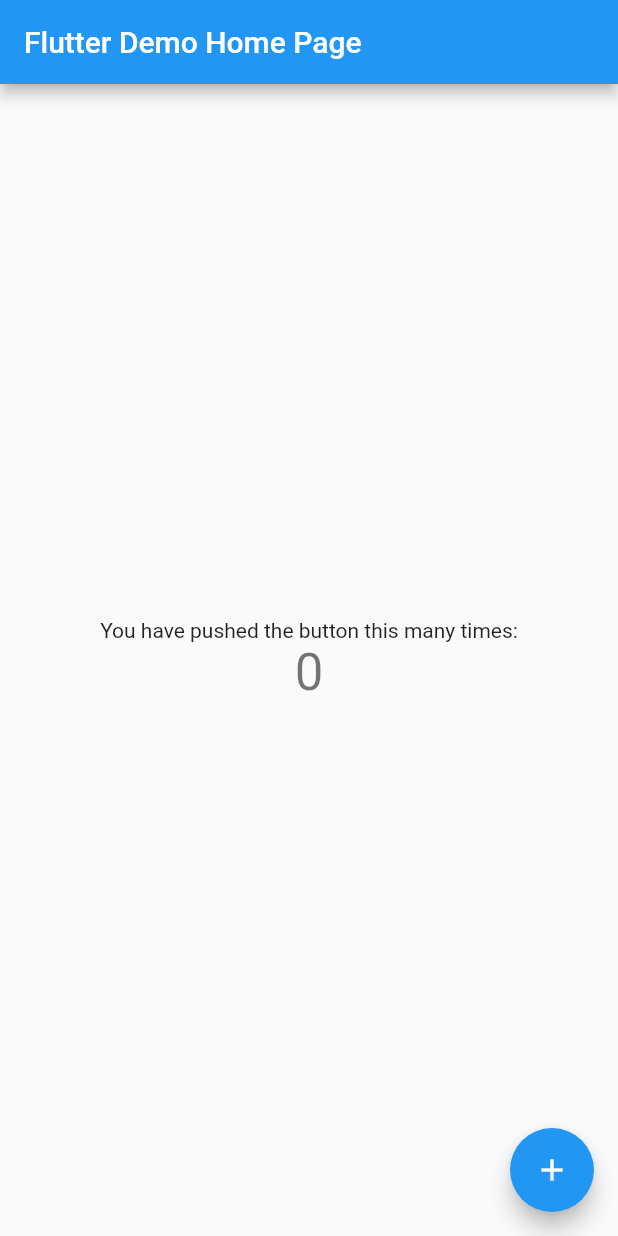
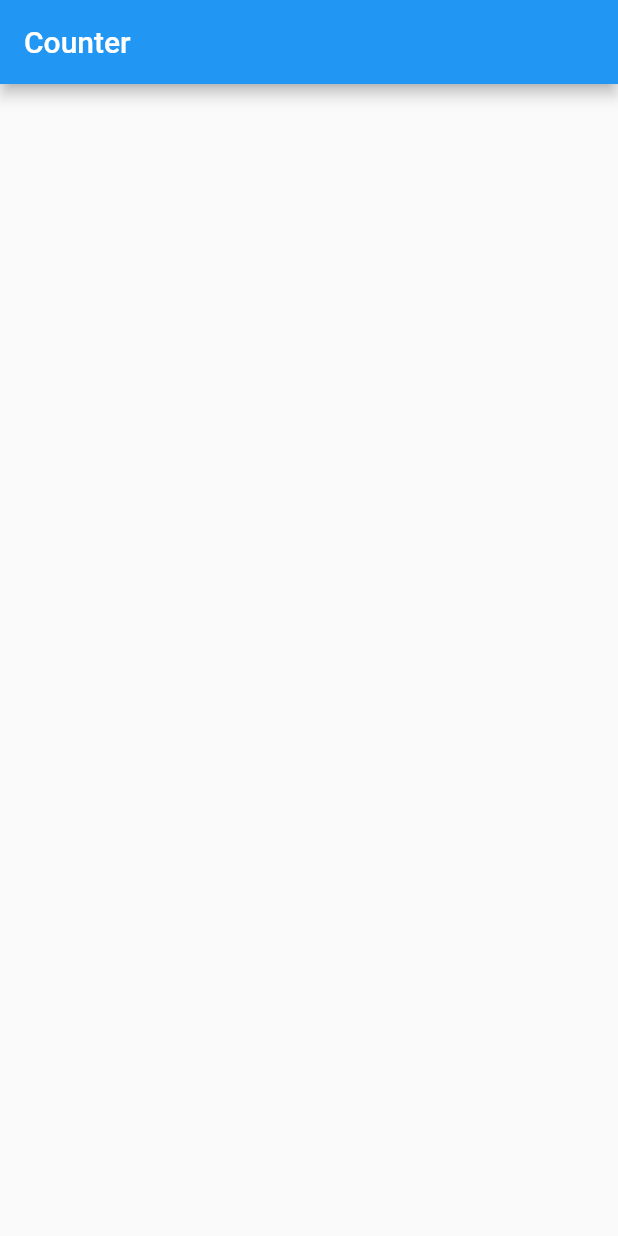
Before and after one commit to IceVanilla/FlutterCase, a Flutter app: the screen it shows after launch, on a phone screen of 412 x 824 dp. Run offline on Flutter 3.47's test engine with Material 2 defaults, Android fonts, the phone set to English and light mode, and no system bars.

Commit message:
counter: initial
初始化空白页面

```diff
--- a/counter/lib/main.dart
+++ b/counter/lib/main.dart
@@ -1,115 +1,29 @@
 import 'package:flutter/material.dart';
 
-void main() {
-  runApp(const MyApp());
-}
+void main() => runApp(MyApp());
 
 class MyApp extends StatelessWidget {
-  const MyApp({Key? key}) : super(key: key);
-
-  // This widget is the root of your application.
   @override
   Widget build(BuildContext context) {
     return MaterialApp(
-      title: 'Flutter Demo',
-      theme: ThemeData(
-        // This is the theme of your application.
-        //
-        // Try running your application with "flutter run". You'll see the
-        // application has a blue toolbar. Then, without quitting the app, try
-        // changing the primarySwatch below to Colors.green and then invoke
-        // "hot reload" (press "r" in the console where you ran "flutter run",
-        // or simply save your changes to "hot reload" in a Flutter IDE).
-        // Notice that the counter didn't reset back to zero; the application
-        // is not restarted.
-        primarySwatch: Colors.blue,
-      ),
-      home: const MyHomePage(title: 'Flutter Demo Home Page'),
+      title: 'Welcome to Flutter',
+      home: CounterPage(),
     );
   }
 }
 
-class MyHomePage extends StatefulWidget {
-  const MyHomePage({Key? key, required this.title}) : super(key: key);
-
-  // This widget is the home page of your application. It is stateful, meaning
-  // that it has a State object (defined below) that contains fields that affect
-  // how it looks.
-
-  // This class is the configuration for the state. It holds the values (in this
-  // case the title) provided by the parent (in this case the App widget) and
-  // used by the build method of the State. Fields in a Widget subclass are
-  // always marked "final".
-
-  final String title;
-
+class CounterPage extends StatefulWidget {
   @override
-  State<MyHomePage> createState() => _MyHomePageState();
+  State<StatefulWidget> createState() => CounterState();
 }
 
-class _MyHomePageState extends State<MyHomePage> {
-  int _counter = 0;
-
-  void _incrementCounter() {
-    setState(() {
-      // This call to setState tells the Flutter framework that something has
-      // changed in this State, which causes it to rerun the build method below
-      // so that the display can reflect the updated values. If we changed
-      // _counter without calling setState(), then the build method would not be
-      // called again, and so nothing would appear to happen.
-      _counter++;
-    });
-  }
-
+class CounterState extends State<CounterPage> {
   @override
   Widget build(BuildContext context) {
-    // This method is rerun every time setState is called, for instance as done
-    // by the _incrementCounter method above.
-    //
-    // The Flutter framework has been optimized to make rerunning build methods
-    // fast, so that you can just rebuild anything that needs updating rather
-    // than having to individually change instances of widgets.
     return Scaffold(
       appBar: AppBar(
-        // Here we take the value from the MyHomePage object that was created by
-        // the App.build method, and use it to set our appbar title.
-        title: Text(widget.title),
+        title: Text("Counter"),
       ),
-      body: Center(
-        // Center is a layout widget. It takes a single child and positions it
-        // in the middle of the parent.
-        child: Column(
-          // Column is also a layout widget. It takes a list of children and
-          // arranges them vertically. By default, it sizes itself to fit its
-          // children horizontally, and tries to be as tall as its parent.
-          //
-          // Invoke "debug painting" (press "p" in the console, choose the
-          // "Toggle Debug Paint" action from the Flutter Inspector in Android
-          // Studio, or the "Toggle Debug Paint" command in Visual Studio Code)
-          // to see the wireframe for each widget.
-          //
-          // Column has various properties to control how it sizes itself and
-          // how it positions its children. Here we use mainAxisAlignment to
-          // center the children vertically; the main axis here is the vertical
-          // axis because Columns are vertical (the cross axis would be
-          // horizontal).
-          mainAxisAlignment: MainAxisAlignment.center,
-          children: <Widget>[
-            const Text(
-              'You have pushed the button this many times:',
-            ),
-            Text(
-              '$_counter',
-              style: Theme.of(context).textTheme.headline4,
-            ),
-          ],
-        ),
-      ),
-      floatingActionButton: FloatingActionButton(
-        onPressed: _incrementCounter,
-        tooltip: 'Increment',
-        child: const Icon(Icons.add),
-      ), // This trailing comma makes auto-formatting nicer for build methods.
     );
   }
 }
```
